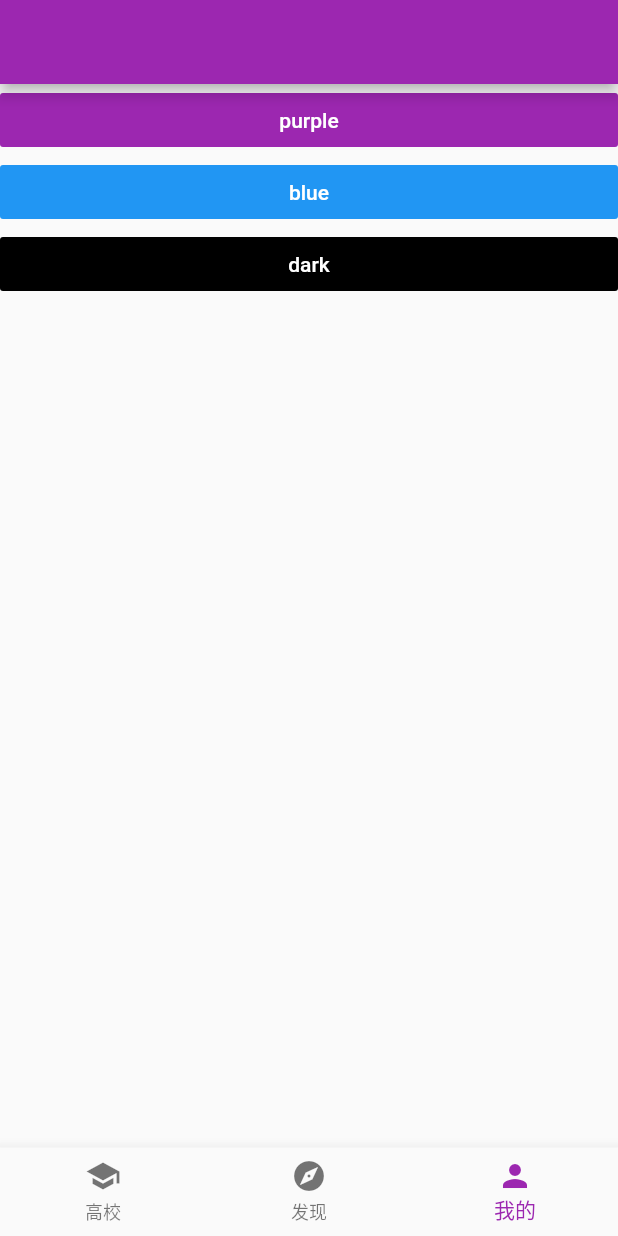
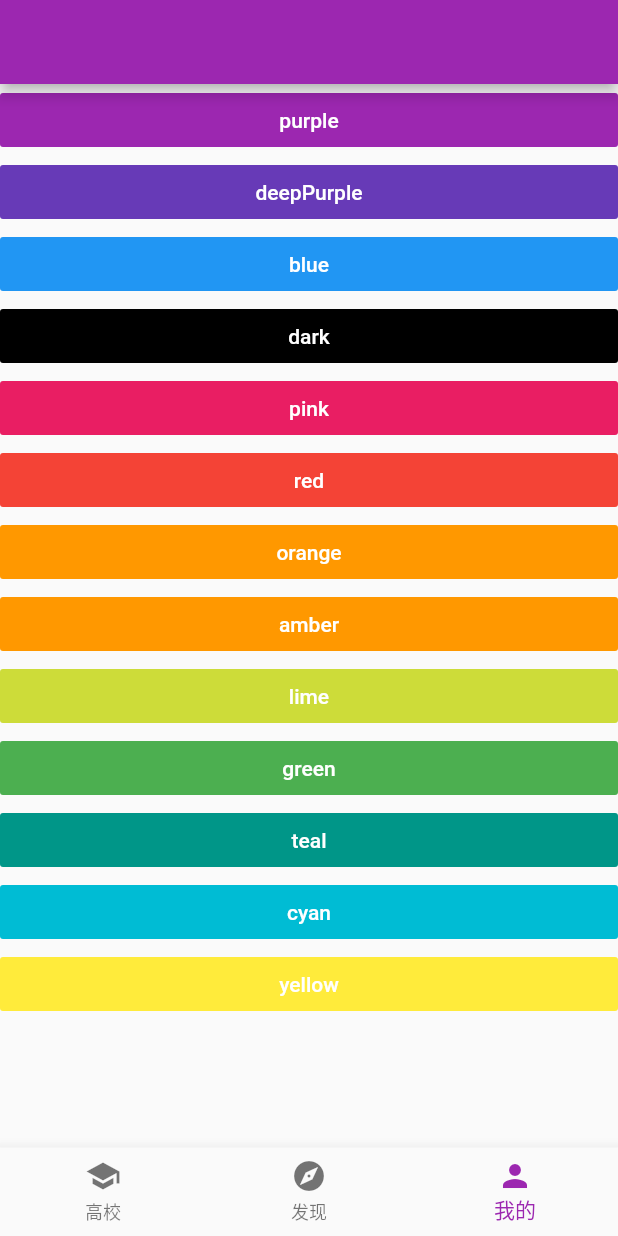
Before and after one commit to hanyunmuyu/flutter_shenshen, a Flutter app: the screen it shows after launch, swiped to page 3, on a phone screen of 412 x 824 dp. Run offline on Flutter 3.47's test engine with Material 2 defaults, Android fonts, the phone set to English and light mode, and no system bars; our stand-ins replace dio, flutter_redux, redux, shared_preferences; generated files the repository leaves out were written again.

Commit message:
主题设置

```diff
--- a/lib/main.dart
+++ b/lib/main.dart
@@ -5,6 +5,7 @@ import './redux/AppState.dart';
 import './model/ThemeModel.dart';
 import './main_page.dart';
 import './page/search/search_page.dart';
+import './service/UserService.dart';
 
 void main() => runApp(MyApp());
 
@@ -20,6 +21,7 @@ class MyApp extends StatelessWidget {
   // This widget is the root of your application.
   @override
   Widget build(BuildContext context) {
+    UserService.initTheme(store);
     return new StoreProvider(
       store: store,
       child: new App(),
@@ -40,7 +42,7 @@ class _App extends State<App> {
     return new StoreConnector<AppState, Store>(
       builder: (context, store) {
         return MaterialApp(
-          title: 'Flutter Demo',
+          title: '莘莘',
           theme: ThemeModel.map[store.state.themeModel.themeData],
           routes: <String, WidgetBuilder>{
             '/search': (BuildContext context) => SearchPage()
@@ -48,7 +50,9 @@ class _App extends State<App> {
           home: new MainPage(),
         );
       },
-      converter: (store) => store,
+      converter: (store) {
+        return store;
+      },
     );
   }
 }
--- a/lib/model/ThemeModel.dart
+++ b/lib/model/ThemeModel.dart
@@ -9,7 +9,17 @@ class ThemeModel {
   static Map<String, ThemeData> map = {
     "dark": ThemeData.dark(),
     "blue": ThemeData.light(),
-    "purple": new ThemeData(primarySwatch: Colors.purple)
+    "purple": new ThemeData(primarySwatch: Colors.purple),
+    "pink": new ThemeData(primarySwatch: Colors.pink),
+    "red": new ThemeData(primarySwatch: Colors.red),
+    "orange": new ThemeData(primarySwatch: Colors.orange),
+    "amber": new ThemeData(primarySwatch: Colors.amber),
+    "lime": new ThemeData(primarySwatch: Colors.lime),
+    "green": new ThemeData(primarySwatch: Colors.green),
+    "teal": new ThemeData(primarySwatch: Colors.teal),
+    "cyan": new ThemeData(primarySwatch: Colors.cyan),
+    "yellow": new ThemeData(primarySwatch: Colors.yellow),
+    "deepPurple": new ThemeData(primarySwatch: Colors.deepPurple),
   };
 
   ThemeModel(this.themeData);
--- a/lib/page/user/user_page.dart
+++ b/lib/page/user/user_page.dart
@@ -50,6 +50,22 @@ class _UserPageState extends State<UserPage> {
           new StoreConnector<AppState, Store>(
             builder: (context, store) {
               return new FlatButton(
+                color: Colors.deepPurple,
+                textColor: Colors.white,
+                child: new Text('deepPurple'),
+                onPressed: () {
+                  UserService.changeUserTheme(
+                    store,
+                    'deepPurple',
+                  );
+                },
+              );
+            },
+            converter: (store) => store,
+          ),
+          new StoreConnector<AppState, Store>(
+            builder: (context, store) {
+              return new FlatButton(
                 textColor: Colors.white,
                 color: Colors.blue,
                 child: new Text('blue'),
@@ -73,6 +89,123 @@ class _UserPageState extends State<UserPage> {
             },
             converter: (store) => store,
           ),
+          new StoreConnector<AppState, Store>(
+            builder: (context, store) {
+              return new FlatButton(
+                textColor: Colors.white,
+                color: Colors.pink,
+                child: new Text('pink'),
+                onPressed: () {
+                  UserService.changeUserTheme(store, 'pink');
+                },
+              );
+            },
+            converter: (store) => store,
+          ),
+          new StoreConnector<AppState, Store>(
+            builder: (context, store) {
+              return new FlatButton(
+                textColor: Colors.white,
+                color: Colors.red,
+                child: new Text('red'),
+                onPressed: () {
+                  UserService.changeUserTheme(store, 'red');
+                },
+              );
+            },
+            converter: (store) => store,
+          ),
+          new StoreConnector<AppState, Store>(
+            builder: (context, store) {
+              return new FlatButton(
+                textColor: Colors.white,
+                color: Colors.orange,
+                child: new Text('orange'),
+                onPressed: () {
+                  UserService.changeUserTheme(store, 'orange');
+                },
+              );
+            },
+            converter: (store) => store,
+          ),
+          new StoreConnector<AppState, Store>(
+            builder: (context, store) {
+              return new FlatButton(
+                textColor: Colors.white,
+                color: Colors.orange,
+                child: new Text('amber'),
+                onPressed: () {
+                  UserService.changeUserTheme(store, 'amber');
+                },
+              );
+            },
+            converter: (store) => store,
+          ),
+          new StoreConnector<AppState, Store>(
+            builder: (context, store) {
+              return new FlatButton(
+                textColor: Colors.white,
+                color: Colors.lime,
+                child: new Text('lime'),
+                onPressed: () {
+                  UserService.changeUserTheme(store, 'lime');
+                },
+              );
+            },
+            converter: (store) => store,
+          ),
+          new StoreConnector<AppState, Store>(
+            builder: (context, store) {
+              return new FlatButton(
+                textColor: Colors.white,
+                color: Colors.green,
+                child: new Text('green'),
+                onPressed: () {
+                  UserService.changeUserTheme(store, 'green');
+                },
+              );
+            },
+            converter: (store) => store,
+          ),
+          new StoreConnector<AppState, Store>(
+            builder: (context, store) {
+              return new FlatButton(
+                textColor: Colors.white,
+                color: Colors.teal,
+                child: new Text('teal'),
+                onPressed: () {
+                  UserService.changeUserTheme(store, 'teal');
+                },
+              );
+            },
+            converter: (store) => store,
+          ),
+          new StoreConnector<AppState, Store>(
+            builder: (context, store) {
+              return new FlatButton(
+                textColor: Colors.white,
+                color: Colors.cyan,
+                child: new Text('cyan'),
+                onPressed: () {
+                  UserService.changeUserTheme(store, 'cyan');
+                },
+              );
+            },
+            converter: (store) => store,
+          ),
+          new StoreConnector<AppState, Store>(
+            builder: (context, store) {
+              return new FlatButton(
+                textColor: Colors.white,
+                color: Colors.yellow,
+                child: new Text('yellow'),
+                onPressed: () {
+                  UserService.changeUserTheme(store, 'yellow');
+                },
+              );
+            },
+            converter: (store) => store,
+          ),
         ],
       ),
     );
--- a/lib/service/UserService.dart
+++ b/lib/service/UserService.dart
@@ -47,14 +47,18 @@ class UserService extends BaseService {
   }
 
   static changeUserTheme(Store store, String themeData) async {
-    ThemeModel themeModel = new ThemeModel(themeData.trim().toLowerCase());
+    ThemeModel themeModel = new ThemeModel(themeData.trim());
     Storage.write(themeKey, json.encode(themeModel));
     store.dispatch(RefreshThemeAction(themeModel));
   }
 
-  static initTheme(Store store, String themeModelJson) async {
-    Map map = json.decode(themeModelJson);
-    store.dispatch(RefreshThemeAction(new ThemeModel(map['themeData'])));
+  static initTheme(Store store) async {
+    Storage.read(themeKey).then((v) {
+      if (v != null) {
+        Map map = json.decode(v.toString());
+        store.dispatch(RefreshThemeAction(new ThemeModel(map['themeData'])));
+      }
+    });
   }
 
   static Future getThemeInfo() async {
```
